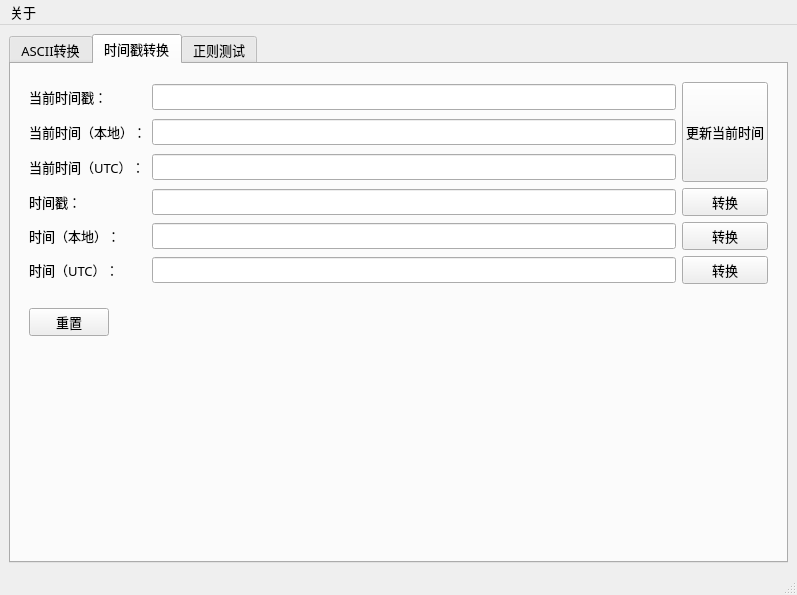
This is mainwindow.ui in huanfenz/PerryBox as Qt 5 draws it before an edit. The edited form follows.
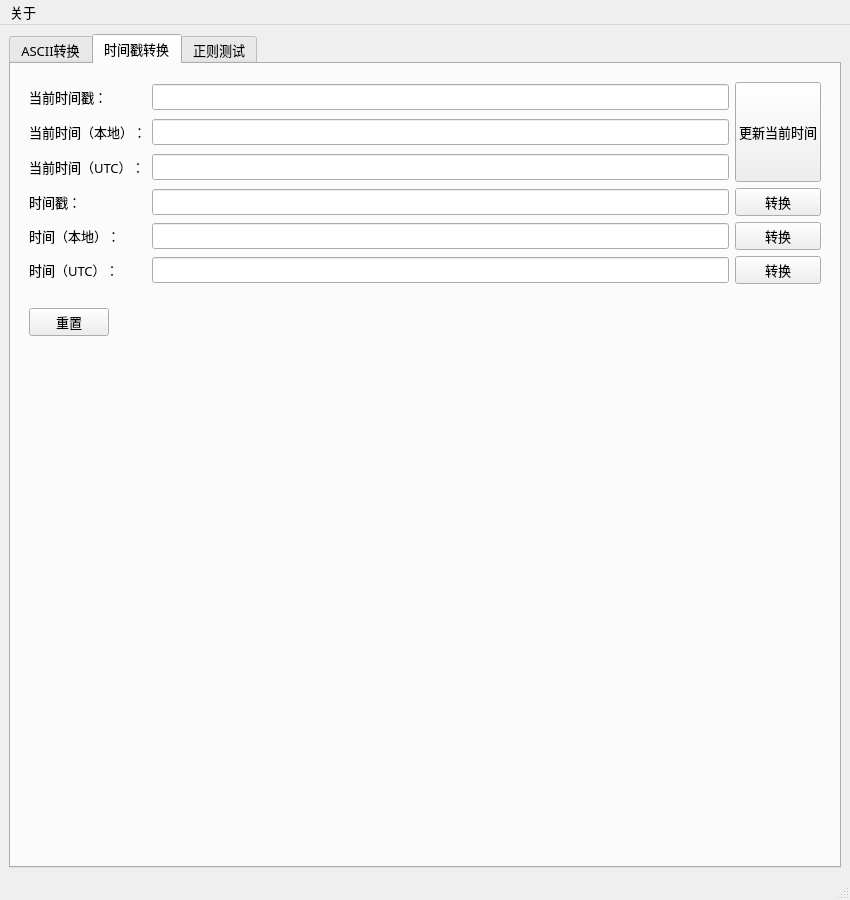
This is the edited form.

Commit message: 时间戳转换工具100%

Diff of the .ui file:
```diff
--- a/mainwindow.ui
+++ b/mainwindow.ui
@@ -6,10 +6,16 @@
    <rect>
     <x>0</x>
     <y>0</y>
-    <width>797</width>
-    <height>595</height>
+    <width>850</width>
+    <height>900</height>
    </rect>
   </property>
+  <property name="minimumSize">
+   <size>
+    <width>850</width>
+    <height>900</height>
+   </size>
+  </property>
   <property name="font">
    <font>
     <family>等线</family>
@@ -391,7 +397,7 @@
     <rect>
      <x>0</x>
      <y>0</y>
-     <width>797</width>
+     <width>850</width>
      <height>21</height>
     </rect>
    </property>
```
The commit also changes 2 other files.
